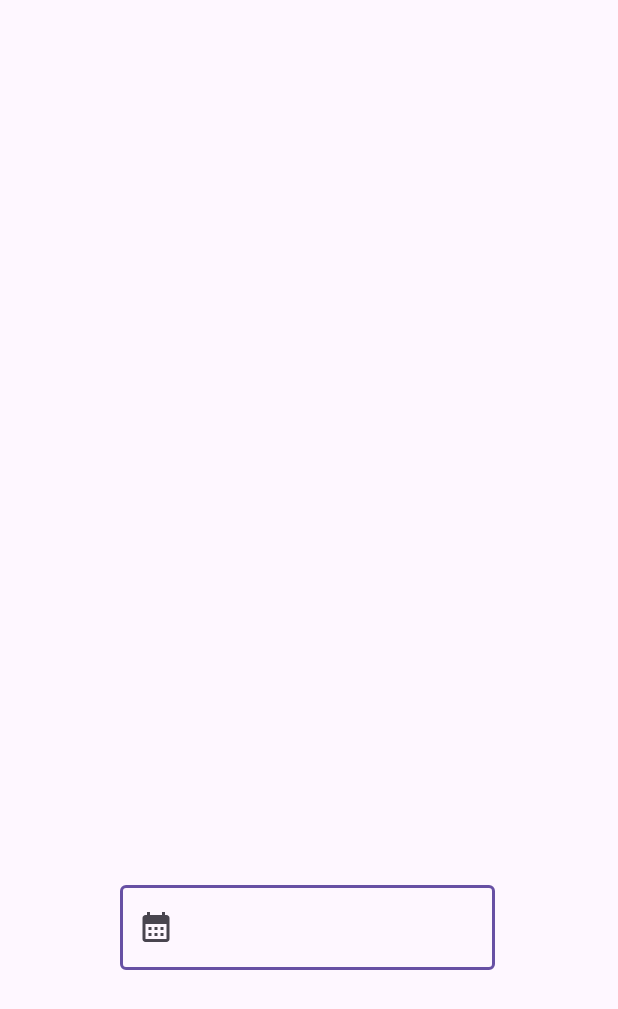
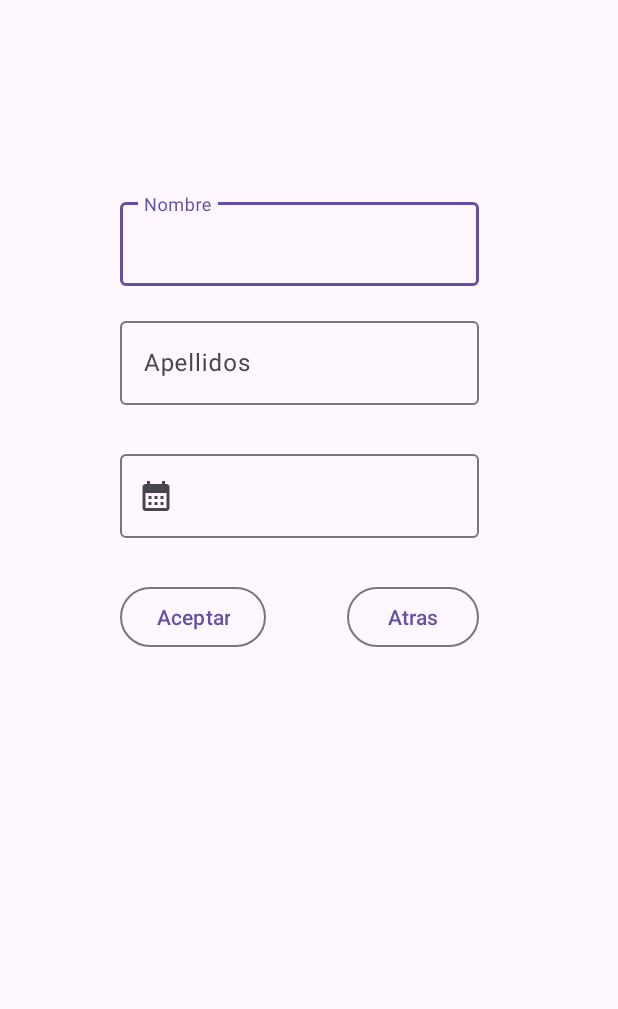
Before and after one commit to vod275/AplicacionAlarcos, an Android app: the layout activity_datos_usuario.xml on its own in the app's theme, with its tools: preview values and no code run, on a phone screen of 412 x 824 dp. Shown: the top 1009 px of the screen. Run offline under Robolectric (Android 15) with nearby library versions, the phone set to English and light mode, and no system bars.

Commit message:
btonAceptaryAtras_DatosUsuario

```diff
--- a/ProyectoAlarcos/AplicacionAlarcos/app/src/main/AndroidManifest.xml
+++ b/ProyectoAlarcos/AplicacionAlarcos/app/src/main/AndroidManifest.xml
@@ -13,7 +13,7 @@
         android:theme="@style/Theme.AplicacionAlarcos"
         tools:targetApi="31">
         <activity
-            android:name=".DatosUsuario"
+            android:name=".MainActivity"
             android:exported="true">
             <intent-filter>
                 <action android:name="android.intent.action.MAIN" />
--- a/ProyectoAlarcos/AplicacionAlarcos/app/src/main/java/com/example/aplicacionalarcos/DatosUsuario.kt
+++ b/ProyectoAlarcos/AplicacionAlarcos/app/src/main/java/com/example/aplicacionalarcos/DatosUsuario.kt
@@ -20,6 +20,16 @@ class DatosUsuario : AppCompatActivity() {
         binding.etFechaNacimiento.setStartIconOnClickListener {
             showDatePickerDialog()
         }
+
+        //boton de aceptar, ya crearemos un metodo mas adelante
+        binding.obAceptar.setOnClickListener {
+
+        }
+
+        //boton atras(sera generico asi no hacemos 500)
+        binding.obAtras.setOnClickListener {
+
+        }
     }
 
     // Mostrar el selector de fechas
@@ -32,7 +42,7 @@ class DatosUsuario : AppCompatActivity() {
         // Mostrar el selector de fecha
         datePicker.show(supportFragmentManager, "datePicker")
 
-        // Obtener la selección de la fecha y ponerla en el EditText
+        // Obtener la fecha y ponerla en el EditText
         datePicker.addOnPositiveButtonClickListener {
             val selectedDate = it?.let { date ->
                 val calendar = Calendar.getInstance()
--- a/ProyectoAlarcos/AplicacionAlarcos/app/src/main/res/layout/activity_datos_usuario.xml
+++ b/ProyectoAlarcos/AplicacionAlarcos/app/src/main/res/layout/activity_datos_usuario.xml
@@ -2,28 +2,93 @@
 <androidx.constraintlayout.widget.ConstraintLayout
     xmlns:android="http://schemas.android.com/apk/res/android"
     xmlns:app="http://schemas.android.com/apk/res-auto"
+    xmlns:tools="http://schemas.android.com/tools"
     android:layout_width="match_parent"
     android:layout_height="match_parent"
     android:padding="16dp">
 
+
+    <com.google.android.material.textfield.TextInputLayout
+        android:id="@+id/tvNombre"
+        android:layout_width="239dp"
+        android:layout_height="61dp"
+        android:hint="Nombre"
+        app:layout_constraintBottom_toBottomOf="parent"
+        app:layout_constraintEnd_toEndOf="parent"
+        app:layout_constraintHorizontal_bias="0.457"
+        app:layout_constraintStart_toStartOf="parent"
+        app:layout_constraintTop_toTopOf="parent"
+        app:layout_constraintVertical_bias="0.155">
+
+        <com.google.android.material.textfield.TextInputEditText
+            android:layout_width="match_parent"
+            android:layout_height="wrap_content" />
+
+    </com.google.android.material.textfield.TextInputLayout>
+
+    <com.google.android.material.textfield.TextInputLayout
+        android:id="@+id/tvApellidos"
+        android:layout_width="239dp"
+        android:layout_height="61dp"
+        android:hint="Apellidos"
+        app:layout_constraintBottom_toBottomOf="parent"
+        app:layout_constraintEnd_toEndOf="parent"
+        app:layout_constraintHorizontal_bias="0.457"
+        app:layout_constraintStart_toStartOf="parent"
+        app:layout_constraintTop_toTopOf="parent"
+        app:layout_constraintVertical_bias="0.264">
+
+        <com.google.android.material.textfield.TextInputEditText
+            android:layout_width="match_parent"
+            android:layout_height="wrap_content" />
+
+    </com.google.android.material.textfield.TextInputLayout>
+
     <com.google.android.material.textfield.TextInputLayout
         android:id="@+id/etFechaNacimiento"
-        android:layout_width="250dp"
-        android:layout_height="66dp"
+        android:layout_width="239dp"
+        android:layout_height="61dp"
         android:hint="@string/fecha_de_nacimiento"
-        app:startIconDrawable="@drawable/baseline_calendar_month_24"
         app:layout_constraintBottom_toBottomOf="parent"
         app:layout_constraintEnd_toEndOf="parent"
-        app:layout_constraintHorizontal_bias="0.492"
+        app:layout_constraintHorizontal_bias="0.457"
         app:layout_constraintStart_toStartOf="parent"
         app:layout_constraintTop_toTopOf="parent"
-        app:layout_constraintVertical_bias="0.783">
+        app:layout_constraintVertical_bias="0.385"
+        app:startIconDrawable="@drawable/baseline_calendar_month_24">
 
         <com.google.android.material.textfield.TextInputEditText
             android:id="@+id/etFechaNacimientoEditText"
             android:layout_width="match_parent"
-            android:inputType="datetime"
-            android:layout_height="wrap_content" />
+            android:layout_height="wrap_content"
+            android:inputType="datetime" />
     </com.google.android.material.textfield.TextInputLayout>
 
+    <Button
+        android:id="@+id/obAceptar"
+        style="?attr/materialButtonOutlinedStyle"
+        android:layout_width="wrap_content"
+        android:layout_height="wrap_content"
+        android:text="Aceptar"
+        app:layout_constraintBottom_toBottomOf="parent"
+        app:layout_constraintEnd_toEndOf="parent"
+        app:layout_constraintHorizontal_bias="0.227"
+        app:layout_constraintStart_toStartOf="parent"
+        app:layout_constraintTop_toTopOf="parent"
+        app:layout_constraintVertical_bias="0.499" />
+
+    <Button
+        android:id="@+id/obAtras"
+        style="?attr/materialButtonOutlinedStyle"
+        android:layout_width="wrap_content"
+        android:layout_height="wrap_content"
+        android:text="Atras"
+        app:layout_constraintBottom_toBottomOf="parent"
+        app:layout_constraintEnd_toEndOf="parent"
+        app:layout_constraintHorizontal_bias="0.738"
+        app:layout_constraintStart_toStartOf="parent"
+        app:layout_constraintTop_toTopOf="parent"
+        app:layout_constraintVertical_bias="0.499" />
+
+
 </androidx.constraintlayout.widget.ConstraintLayout>
```
